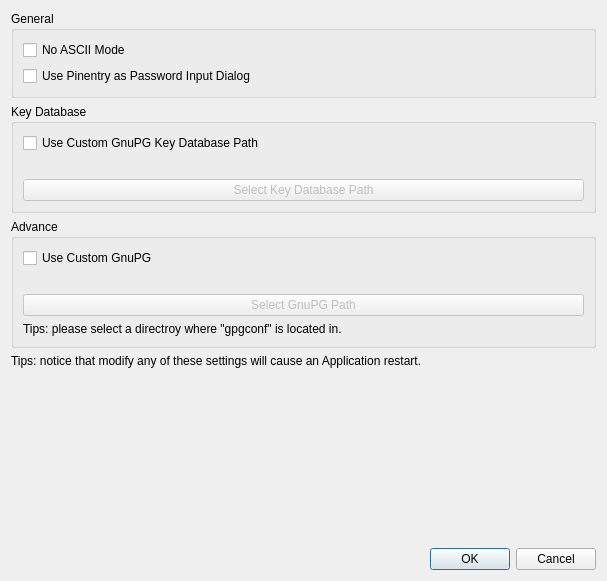
Old version of the form ui/GnuPGControllerDialog.ui in the repository saturneric/GpgFrontend.
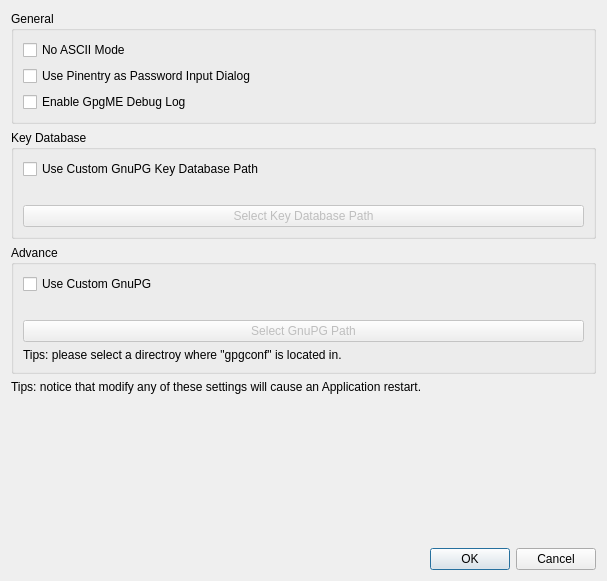
New version of the form.

Commit message: feat: add a setting to enable gpgme debug log

```diff
--- a/ui/GnuPGControllerDialog.ui
+++ b/ui/GnuPGControllerDialog.ui
@@ -38,6 +38,13 @@
             </property>
            </widget>
           </item>
+          <item>
+           <widget class="QCheckBox" name="gpgmeDebugLogCheckBox">
+            <property name="text">
+             <string>Enable GpgME Debug Log</string>
+            </property>
+           </widget>
+          </item>
          </layout>
         </item>
        </layout>
```
The commit also changes 23 other files.
